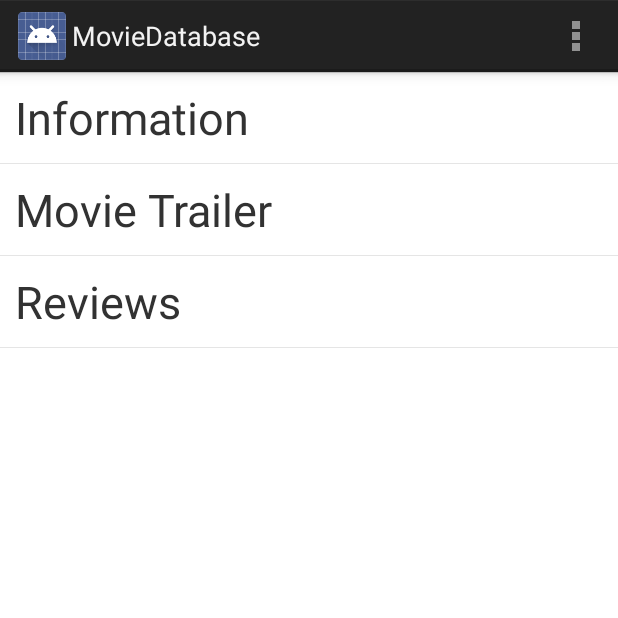
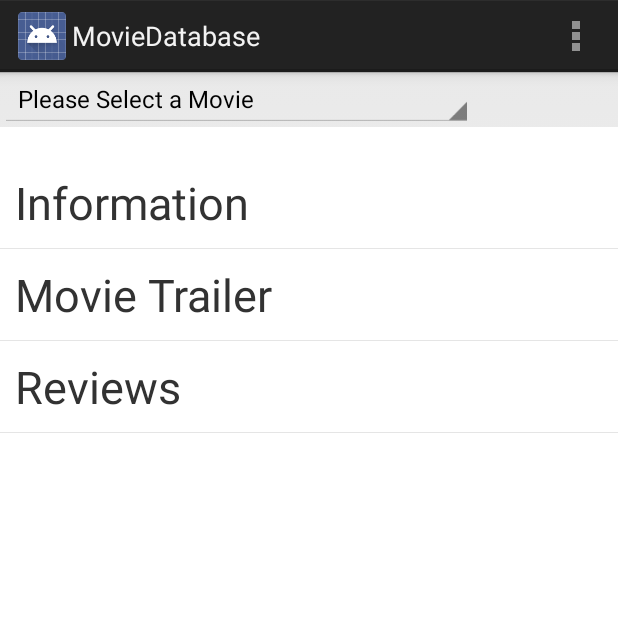
Before and after one commit to brodie20j/MovieApp, an Android app: the screen it shows after launch (MainActivity), after a tap on "Movie Trailer", on a phone screen of 412 x 824 dp, the top half of it. Run offline under Robolectric (Android 15) with nearby library versions, the phone set to English and light mode, and no system bars; 4 statements that could not run were skipped.

Commit message:
Trailer works now

```diff
--- a/MovieDatabase/app/src/main/AndroidManifest.xml
+++ b/MovieDatabase/app/src/main/AndroidManifest.xml
@@ -20,7 +20,9 @@
         </activity>
         <activity
             android:name=".About"
-            android:label="@string/title_activity_about" >
+            android:label="@string/title_activity_about"
+            android:parentActivityName=".MainActivity" >
+            >
         </activity>
         <activity
             android:name=".Web"
@@ -70,6 +72,13 @@
             android:name=".GunmanInfo"
             android:label="@string/title_activity_gunman_info" >
         </activity>
+
+        <activity
+            android:name=".TrailerActivity"
+            android:label="@string/title_activity_trailer"
+            android:parentActivityName=".MainActivity" >
+            >
+        </activity>
     </application>
 
 </manifest>
--- a/MovieDatabase/app/src/main/java/com/example/cody/moviedatabase/MainActivity.java
+++ b/MovieDatabase/app/src/main/java/com/example/cody/moviedatabase/MainActivity.java
@@ -10,23 +10,30 @@ import android.widget.TextView;
 import android.widget.Toast;
 import java.util.ArrayList;
 import android.app.ListActivity;
+import android.widget.Spinner;
+
 
 
 public class MainActivity extends ListActivity {
-
+    private final String infoString="Information";
+    private final String trailerString="Movie Trailer";
+    private final String reviewString="Reviews";
+    private Spinner spinner;
     @Override
     protected void onCreate(Bundle savedInstanceState) {
         super.onCreate(savedInstanceState);
         setContentView(R.layout.activity_main);
 
         ArrayList<String> listItems = new ArrayList<String>();
-        listItems.add("Information");
-        listItems.add("Movie Trailer");
-        listItems.add("Reviews");
+        listItems.add(this.infoString);
+        listItems.add(this.trailerString);
+        listItems.add(this.reviewString);
 
         ListDemoAdapter adapter = new ListDemoAdapter(this, R.layout.list_cell, listItems);
         ListView listView = (ListView) this.findViewById(android.R.id.list);
         listView.setAdapter(adapter);
+        this.spinner=(Spinner)findViewById(R.id.spinner);
+        this.spinner.setOnItemSelectedListener(new SpinnerListener());
     }
 
     @Override
@@ -53,14 +60,28 @@ public class MainActivity extends ListActivity {
         }
         return super.onOptionsItemSelected(item);
     }
-
+    private String getCurrentMovie() {
+        return String.valueOf(spinner.getSelectedItem());
+    }
     @Override
     public void onListItemClick(ListView parent, View v, int position, long id) {
         TextView textView = (TextView)v.findViewById(R.id.listCellTextView);
-        if (v != null && textView != null) {
-            Toast toast = Toast.makeText(v.getContext(), textView.getText(), 0);
+
+        Intent newIntent;
+        System.out.println(":(");
+        if (textView.getText().equals(this.trailerString)) {
+            System.out.println("foo");
+            newIntent=new Intent(this, TrailerActivity.class);
+            System.out.println(this.getCurrentMovie());
+            newIntent.putExtra(TrailerActivity.RAW_NAME,this.getCurrentMovie());
+        }
+        else {
+            Toast toast = Toast.makeText(v.getContext(), textView.getText(), Toast.LENGTH_SHORT);
             toast.show();
+            return;
         }
+        startActivity(newIntent);
+        overridePendingTransition(R.anim.slide_in_from_right, R.anim.slide_out_to_left);
     }
 
 }
--- a/MovieDatabase/app/src/main/res/layout/activity_main.xml
+++ b/MovieDatabase/app/src/main/res/layout/activity_main.xml
@@ -6,7 +6,14 @@
     tools:context=".MainActivity"
     android:orientation="vertical">
 
+    <Spinner
+        android:layout_width="wrap_content"
+        android:layout_height="wrap_content"
+        android:id="@+id/spinner"
+        android:entries="@array/movies_array" />
+
     <ListView
+        android:paddingTop="20dp"
         android:id="@android:id/list"
         android:layout_width="match_parent"
         android:layout_height="0dip"
--- a/MovieDatabase/app/src/main/res/values/strings.xml
+++ b/MovieDatabase/app/src/main/res/values/strings.xml
@@ -16,4 +16,18 @@
     <string name="title_activity_run_info">RunInfo</string>
     <string name="title_activity_marigold_info">MarigoldInfo</string>
     <string name="title_activity_gunman_info">GunmanInfo</string>
+    <string name="title_activity_trailer">Trailers</string>
+    <string-array name="movies_array">
+        <item>Please Select a Movie</item>
+        <item>Home</item>
+        <item>Get Hard</item>
+        <item>Insurgent</item>
+        <item>Cinderella</item>
+        <item>It Follows</item>
+        <item>Kingsmen: The Secret Service</item>
+        <item>Do You Believe?</item>
+        <item>Run All Night</item>
+        <item>The Second Best Exotic Marigold Hotel</item>
+        <item>The Gunman</item>
+    </string-array>
 </resources>
```
